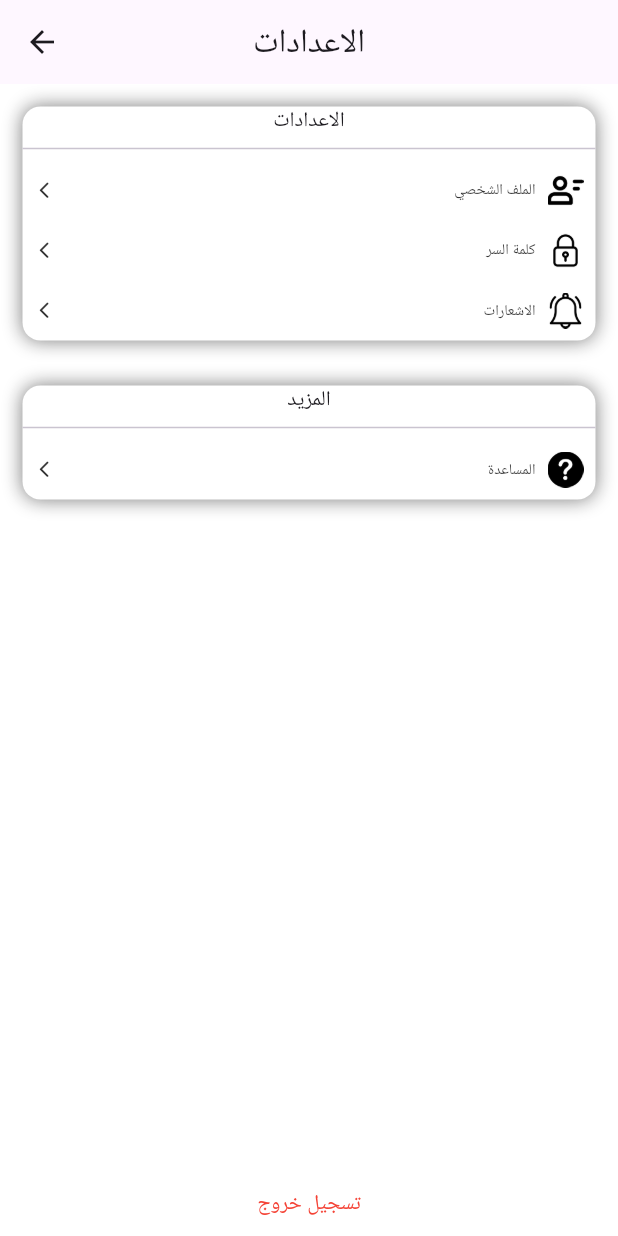
After one commit to owiszaidan4-del/mechanic_service, a Flutter app: the Settingsview screen opened directly, on a phone screen of 412 x 824 dp. The commit adds this screen. Run offline on Flutter 3.47's test engine with Material 3 defaults, Android fonts, the phone set to English and light mode, and no system bars; our stand-ins replace bloc, cached_network_image, cloud_firestore, dio, dotted_border, firebase_auth and 10 more; missing offline and left inert: dart:ffi; accounts and stored records are empty.

Commit message:
set  settingView

```diff
--- a/lib/views/HomeView.dart
+++ b/lib/views/HomeView.dart
@@ -8,6 +8,7 @@ import 'package:car_serves/views/Awards.dart';
 import 'package:car_serves/views/ChatView.dart';
 import 'package:car_serves/views/PaysRecord.dart';
 import 'package:car_serves/views/RecordTasks.dart';
+import 'package:car_serves/views/Settings/SettingsView.dart';
 import 'package:car_serves/views/centerView.dart';
 import 'package:car_serves/views/mapView.dart';
 import 'package:car_serves/views/notifacation.dart';
@@ -59,6 +60,7 @@ class _Homeview2State extends State<Homeview2> {
           "Paysrecord": (context) => Paysrecord(),
           "ProfileView": (context) => Profileview(),
           "Awards": (context) => Awards(),
+          "SettingsView": (context) => Settingsview(),
         },
         debugShowCheckedModeBanner: false,
         home: Scaffold(body: Centerview()),
--- /dev/null
+++ b/lib/views/Settings/SettingsView.dart
@@ -0,0 +1,137 @@
+import 'package:flutter/material.dart';
+
+class Settingsview extends StatelessWidget {
+  @override
+  Widget build(BuildContext context) {
+    return Scaffold(
+      appBar: AppBar(title: Text("الاعدادات"), centerTitle: true),
+      body: Directionality(
+        textDirection: TextDirection.rtl,
+        child: Column(
+          mainAxisAlignment: MainAxisAlignment.spaceBetween,
+          children: [
+            Column(
+              children: [
+                cardSetting(
+                  titel: "الاعدادات",
+                  children: [
+                    rowSettingsWidget(
+                      onTap: () {},
+                      text: "الملف الشخصي",
+                      urlImage: "asset/profile1.png",
+                    ),
+                    rowSettingsWidget(
+                      onTap: () {},
+                      text: "كلمة السر",
+                      urlImage: "asset/password.png",
+                    ),
+                    rowSettingsWidget(
+                      onTap: () {},
+                      text: "الاشعارات",
+                      urlImage: "asset/notification.png",
+                    ),
+                  ],
+                ),
+                cardSetting(
+                  titel: "المزيد",
+                  children: [
+                    rowSettingsWidget(
+                      urlImage: "asset/help-web-button.png",
+                      text: "المساعدة",
+                      onTap: () {},
+                    ),
+                  ],
+                ),
+              ],
+            ),
+            Padding(
+              padding: const EdgeInsets.only(bottom: 10.0),
+              child: GestureDetector(
+                child: Text("تسجيل خروج", style: TextStyle(color: Colors.red)),
+              ),
+            ),
+          ],
+        ),
+      ),
+    );
+  }
+}
+
+class cardSetting extends StatelessWidget {
+  const cardSetting({super.key, required this.titel, required this.children});
+  final String titel;
+  final List<Widget> children;
+  @override
+  Widget build(BuildContext context) {
+    return Padding(
+      padding: const EdgeInsets.all(15.0),
+      child: Container(
+        decoration: BoxDecoration(
+          color: Colors.white,
+          borderRadius: BorderRadius.circular(12),
+          boxShadow: [
+            BoxShadow(color: Colors.black.withOpacity(0.5), blurRadius: 10),
+          ],
+        ),
+        child: Column(
+          children: [
+            Text(titel),
+            Divider(),
+            Column(children: children),
+          ],
+        ),
+      ),
+    );
+  }
+}
+
+class rowSettingsWidget extends StatelessWidget {
+  const rowSettingsWidget({
+    super.key,
+    required this.urlImage,
+    required this.text,
+    required this.onTap,
+  });
+  final String urlImage;
+  final String text;
+  final void Function()? onTap;
+  @override
+  Widget build(BuildContext context) {
+    return GestureDetector(
+      onTap: onTap,
+      child: Padding(
+        padding: const EdgeInsets.symmetric(vertical: 8, horizontal: 8),
+        child: Row(
+          mainAxisAlignment: MainAxisAlignment.spaceBetween,
+          children: [
+            Row(
+              spacing: 8,
+              children: [
+                CircleAvatar(
+                  radius: 12,
+                  backgroundColor: Colors.white,
+                  child: Image.asset(urlImage, color: Colors.black),
+                ),
+                Text(
+                  text,
+                  style: TextStyle(
+                    fontSize: 10,
+                    color: Colors.black.withOpacity(0.8),
+                  ),
+                ),
+              ],
+            ),
+            Directionality(
+              textDirection: TextDirection.ltr,
+              child: Icon(
+                size: 13,
+                Icons.arrow_back_ios_new_rounded,
+                color: Colors.black.withOpacity(0.8),
+              ),
+            ),
+          ],
+        ),
+      ),
+    );
+  }
+}
--- a/lib/widget/MenueOfCenterView.dart
+++ b/lib/widget/MenueOfCenterView.dart
@@ -31,7 +31,9 @@ class MenueOfCenterView extends StatelessWidget {
         ),
 
         catogriesOfMenue(
-          onTap: () {},
+          onTap: () {
+            Navigator.pushNamed(context, "SettingsView");
+          },
           text: "الاعدادات",
           icon: Icon(Icons.settings),
         ),
--- a/pubspec.yaml
+++ b/pubspec.yaml
@@ -109,6 +109,10 @@ flutter:
     - asset/phone (1).png
     - asset/carDriver.png
     - asset/add-photo.png
+    - asset/profile1.png
+    - asset/password.png
+    - asset/notification.png
+    - asset/help-web-button.png
 
 
   # An image asset can refer to one or more resolution-specific "variants", see
```
Also changed, not shown: asset/help-web-button.png (added), asset/notification.png (added), asset/password.png (added), asset/profile1.png (added).
